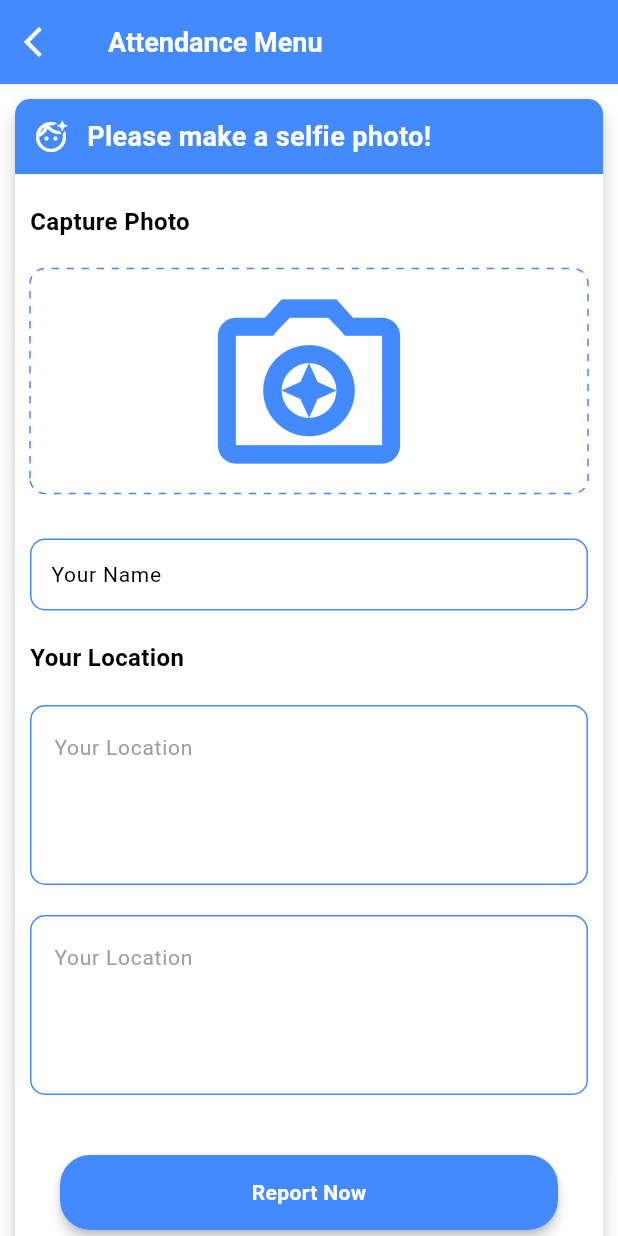
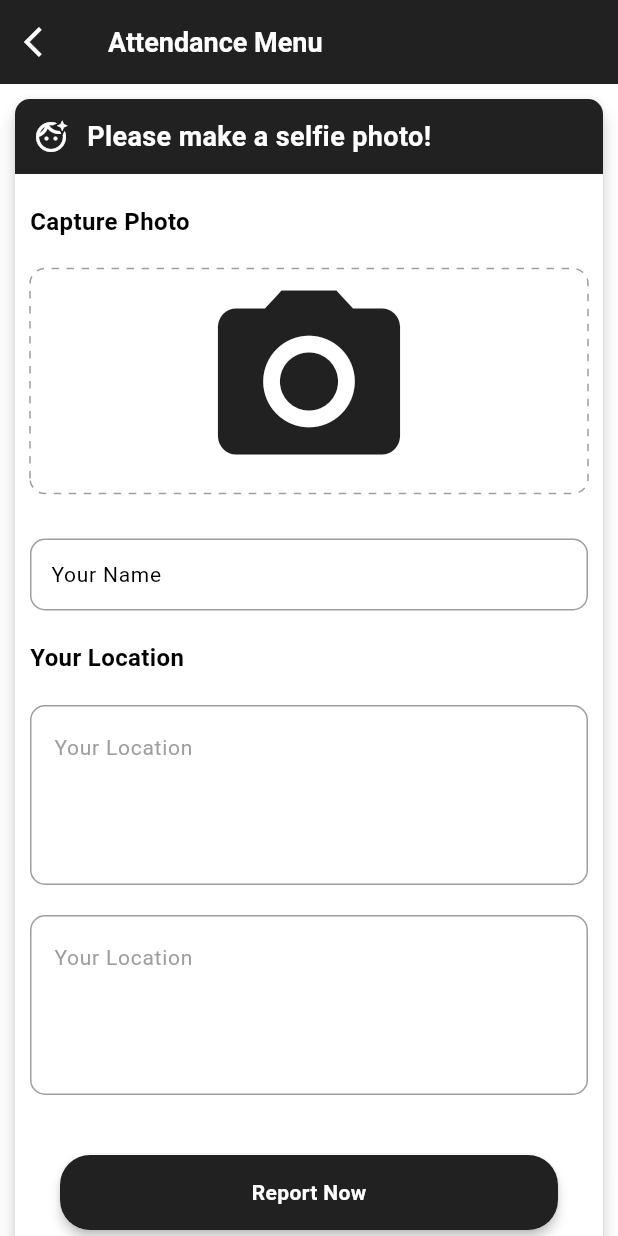
Before and after one commit to ammarzhrn/absensi-app, a Flutter app: the screen it shows after launch, after a tap on "Hadir", on a phone screen of 412 x 824 dp. Run offline on Flutter 3.47's test engine with Material 3 defaults, Android fonts, the light colour scheme and no system bars; drawn by our look-alikes of dotted_border; our stand-ins replace camera, cloud_firestore, firebase_core, geocoding, geolocator, lottie; missing offline and left inert: google_mlkit_face_detection; accounts and stored records are empty.

Commit message:
update-ui

```diff
--- a/lib/ui/attend/attend_screen.dart
+++ b/lib/ui/attend/attend_screen.dart
@@ -47,7 +47,7 @@ class _AttendScreenState extends State<AttendScreen> {
       backgroundColor: Colors.white,
       appBar: AppBar(
         elevation: 0,
-        backgroundColor: Colors.blueAccent,
+        backgroundColor: Colors.grey[900],
         leading: IconButton(
           icon: const Icon(Icons.arrow_back_ios, color: Colors.white),
           onPressed: () => Navigator.of(context).pop(),
@@ -71,12 +71,12 @@ class _AttendScreenState extends State<AttendScreen> {
             children: [
               Container(
                 height: 50,
-                decoration: const BoxDecoration(
-                  borderRadius: BorderRadius.only(
+                decoration: BoxDecoration(
+                  borderRadius: const BorderRadius.only(
                     topLeft: Radius.circular(10),
                     topRight: Radius.circular(10),
                   ),
-                  color: Colors.blueAccent,
+                  color: Colors.grey[900],
                 ),
                 child: const Row(
                   children: [
@@ -118,7 +118,7 @@ class _AttendScreenState extends State<AttendScreen> {
                   child: DottedBorder(
                     radius: const Radius.circular(10),
                     borderType: BorderType.RRect,
-                    color: Colors.blueAccent,
+                    color: Colors.grey,
                     strokeWidth: 1,
                     dashPattern: const [5, 5],
                     child: SizedBox.expand(
@@ -128,9 +128,9 @@ class _AttendScreenState extends State<AttendScreen> {
                           File(image!.path),
                           fit: BoxFit.cover,
                         )
-                            : const Icon(
-                          Icons.camera_enhance_outlined,
-                          color: Colors.blueAccent,
+                            : Icon(
+                          Icons.photo_camera,
+                          color: Colors.grey[900],
                         ),
                       ),
                     ),
@@ -153,11 +153,11 @@ class _AttendScreenState extends State<AttendScreen> {
                     const TextStyle(fontSize: 14, color: Colors.black),
                     border: OutlineInputBorder(
                       borderRadius: BorderRadius.circular(10),
-                      borderSide: const BorderSide(color: Colors.blueAccent),
+                      borderSide: const BorderSide(color: Colors.grey),
                     ),
                     enabledBorder: OutlineInputBorder(
                       borderRadius: BorderRadius.circular(10),
-                      borderSide: const BorderSide(color: Colors.blueAccent),
+                      borderSide: const BorderSide(color: Colors.grey),
                     ),
                   ),
                 ),
@@ -183,7 +183,7 @@ class _AttendScreenState extends State<AttendScreen> {
                       alignLabelWithHint: true,
                       disabledBorder: OutlineInputBorder(
                         borderRadius: BorderRadius.circular(10),
-                        borderSide: const BorderSide(color: Colors.blueAccent),
+                        borderSide: const BorderSide(color: Colors.grey),
                       ),
                       hintText: 'Your Location',
                       hintStyle:
@@ -197,7 +197,7 @@ class _AttendScreenState extends State<AttendScreen> {
               isLoading
                   ? const Center(
                 child:
-                CircularProgressIndicator(color: Colors.blueAccent),
+                CircularProgressIndicator(color: Colors.grey),
               )
                   : Padding(
                 // Added const here for potential optimization
@@ -212,7 +212,7 @@ class _AttendScreenState extends State<AttendScreen> {
                         disabledBorder: OutlineInputBorder(
                           borderRadius: BorderRadius.circular(10),
                           borderSide:
-                          const BorderSide(color: Colors.blueAccent),
+                          const BorderSide(color: Colors.grey),
                         ),
                         hintText: strAddress.isNotEmpty
                             ? strAddress
@@ -239,7 +239,7 @@ class _AttendScreenState extends State<AttendScreen> {
                     ),
                     child: Material(
                       borderRadius: BorderRadius.circular(20),
-                      color: Colors.blueAccent,
+                      color: Colors.grey[900],
                       child: InkWell(
                         splashColor: Colors.blue,
                         borderRadius: BorderRadius.circular(20),
--- a/lib/ui/attend/camera.dart
+++ b/lib/ui/attend/camera.dart
@@ -74,7 +74,7 @@ class _CameraScreenState extends State<CameraScreen> {
     return Scaffold(
       appBar: AppBar(
         elevation: 0,
-        backgroundColor: Colors.blueAccent,
+        backgroundColor: Colors.grey[900],
         leading: IconButton(
           onPressed: () {
             Navigator.of(context).pop();
@@ -133,9 +133,9 @@ class _CameraScreenState extends State<CameraScreen> {
                     padding: EdgeInsets.only(top: 20),
                     child: ClipOval(
                       child: Material(
-                        color: Colors.blueAccent,
+                        color: Colors.grey[900],
                         child: InkWell(
-                          splashColor: Colors.blue,
+                          splashColor: Colors.grey[900],
                           onTap: () async {
                             final hasPermission =
                             await handleLocationPermission();
--- a/lib/ui/attendance_history/attendance_history.dart
+++ b/lib/ui/attendance_history/attendance_history.dart
@@ -20,7 +20,7 @@ class _AttandanceHistoryScreenState extends State<AttandanceHistoryScreen> {
     return Scaffold(
       backgroundColor: Colors.white,
       appBar: AppBar(
-        backgroundColor: Colors.blueAccent,
+        backgroundColor: Colors.grey[900],
         elevation: 0,
         leading: IconButton(
           onPressed: () {
--- a/lib/ui/home_screen.dart
+++ b/lib/ui/home_screen.dart
@@ -1,3 +1,4 @@
+import 'package:absensi_app/ui/absen/absen_screen.dart';
 import 'package:absensi_app/ui/attend/attend_screen.dart';
 import 'package:absensi_app/ui/attendance_history/attendance_history.dart';
 import 'package:flutter/material.dart';
@@ -8,93 +9,115 @@ class HomeScreen extends StatelessWidget {
   @override
   Widget build(BuildContext context) {
     return PopScope(
-      canPop: false, //mengunci tombol back
-        onPopInvoked: (bool didPop){
-        if (didPop){
+      canPop: false, // Mengunci tombol back
+      onPopInvoked: (bool didPop) {
+        if (didPop) {
           return;
         }
         _onWillPop(context);
       },
       child: Scaffold(
-            backgroundColor: Colors.white,
+        backgroundColor: Colors.grey[900],
         body: SafeArea(
           child: Center(
             child: Column(
               mainAxisAlignment: MainAxisAlignment.center,
               children: [
-                      Container(
-                        margin: const EdgeInsets.all(10),
-                        child: Expanded(
-                            child: InkWell(
-                              highlightColor: Colors.transparent,
-                              splashColor: Colors.transparent,
+                _buildMenuCard(
+                  context,
+                  icon: 'assets/images/ic_absen.png',
+                  label: 'Hadir',
                   onTap: () {
-                                Navigator.push(context, MaterialPageRoute(builder: (context) => AttendScreen()));
+                    Navigator.push(
+                      context,
+                      MaterialPageRoute(builder: (context) => AttendScreen()),
+                    );
                   },
-                              child: const Column(
-                                children: [
-                                  Image(image: AssetImage('assets/images/ic_absen.png'),
-                                    width: 100,
-                                    height: 100,
                 ),
-                                  Text('Hadir')
+                _buildMenuCard(
+                  context,
+                  icon: 'assets/images/ic_leave.png',
+                  label: 'Izin/Cuti',
+                  onTap: () {
+                    Navigator.push(
+                      context,
+                      MaterialPageRoute(builder: (context) => AbsentScreen()),
+                    );
+                  },
+                ),
+                _buildMenuCard(
+                  context,
+                  icon: 'assets/images/ic_history.png',
+                  label: 'History',
+                  onTap: () {
+                    Navigator.push(
+                      context,
+                      MaterialPageRoute(builder: (context) => AttandanceHistoryScreen()),
+                    );
+                  },
+                ),
               ],
             ),
-                            )
           ),
         ),
-                      Container(
+      ),
+    );
+  }
+
+  Widget _buildMenuCard(
+      BuildContext context, {
+        required String icon,
+        required String label,
+        required VoidCallback onTap,
+      }) {
+    return Card(
+      elevation: 5,
+      shape: RoundedRectangleBorder(
+        borderRadius: BorderRadius.circular(15),
+      ),
       margin: const EdgeInsets.all(10),
-                        child: Expanded(
       child: InkWell(
+        borderRadius: BorderRadius.circular(15),
+        onTap: onTap,
+        splashColor: Colors.blue.withOpacity(0.2),
         highlightColor: Colors.transparent,
-                              splashColor: Colors.transparent,
-                              onTap: () {
-                                Navigator.push(context, MaterialPageRoute(builder: (context) => AttendScreen()));
-                              },
-                              child: const Column(
+        child: Container(
+          width: 150,
+          height: 150,
+          decoration: BoxDecoration(
+            borderRadius: BorderRadius.circular(15),
+            gradient: LinearGradient(
+              colors: [Colors.blue.shade50, Colors.white],
+              begin: Alignment.topLeft,
+              end: Alignment.bottomRight,
+            ),
+          ),
+          child: Column(
+            mainAxisAlignment: MainAxisAlignment.center,
             children: [
-                                  Image(image: AssetImage('assets/images/ic_leave.png'),
-                                    width: 100,
-                                    height: 100,
+              Image(
+                image: AssetImage(icon),
+                width: 80,
+                height: 80,
               ),
-                                  Text('Izin/Cuti)')
+              const SizedBox(height: 10),
+              Text(
+                label,
+                style: TextStyle(
+                  fontSize: 16,
+                  fontWeight: FontWeight.bold,
+                  color: Colors.grey[900],
+                ),
+              ),
             ],
           ),
-                            )
         ),
       ),
-                      Container(
-                        margin: const EdgeInsets.all(10),
-                        child: Expanded(
-                            child: InkWell(
-                              highlightColor: Colors.transparent,
-                              splashColor: Colors.transparent,
-                              onTap: () {
-                                Navigator.push(context, MaterialPageRoute(builder: (context) => AttandanceHistoryScreen()));
-                              },
-                              child: const Column(
-                                children: [
-                                  Image(image: AssetImage('assets/images/ic_history.png'),
-                                    width: 100,
-                                    height: 100,
-                                  ),
-                                  Text('History')
-                                ],
-                              ),
-                            )
-                        ),
-                      )
-                    ],
-                  ),
-                )
-            ),
-          )
     );
   }
 }
 
-Future<bool> _onWillPop(BuildContext context) async{
+Future<bool> _onWillPop(BuildContext context) async {
   return (await showDialog(
     context: context,
     builder: (context) => AlertDialog(
@@ -103,14 +126,13 @@ Future<bool> _onWillPop(BuildContext context) async{
       actions: [
         TextButton(
           onPressed: () => Navigator.of(context).pop(false),
-          child: const Text('Batal')
+          child: const Text('Batal'),
         ),
         TextButton(
           onPressed: () => Navigator.of(context).pop(true),
-          child: const Text('Keluar')
+          child: const Text('Keluar'),
         ),
       ],
-  )
-  )
-  ) ?? false;
+    ),
+  )) ?? false;
 }
```
Also changed, not shown: lib/ui/absen/absen_screen.dart (+156 -177 lines), assets/images/ic_absen.png, assets/images/ic_history.png, assets/images/ic_leave.png. Lines whose indentation alone changed are shown as unchanged.
